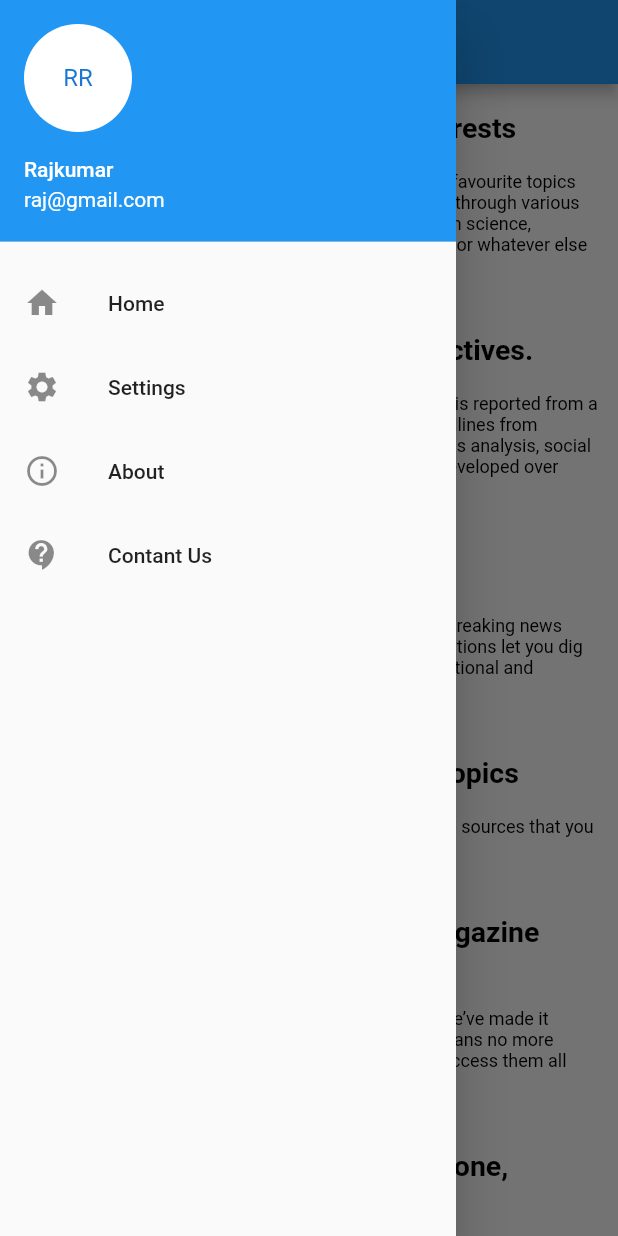
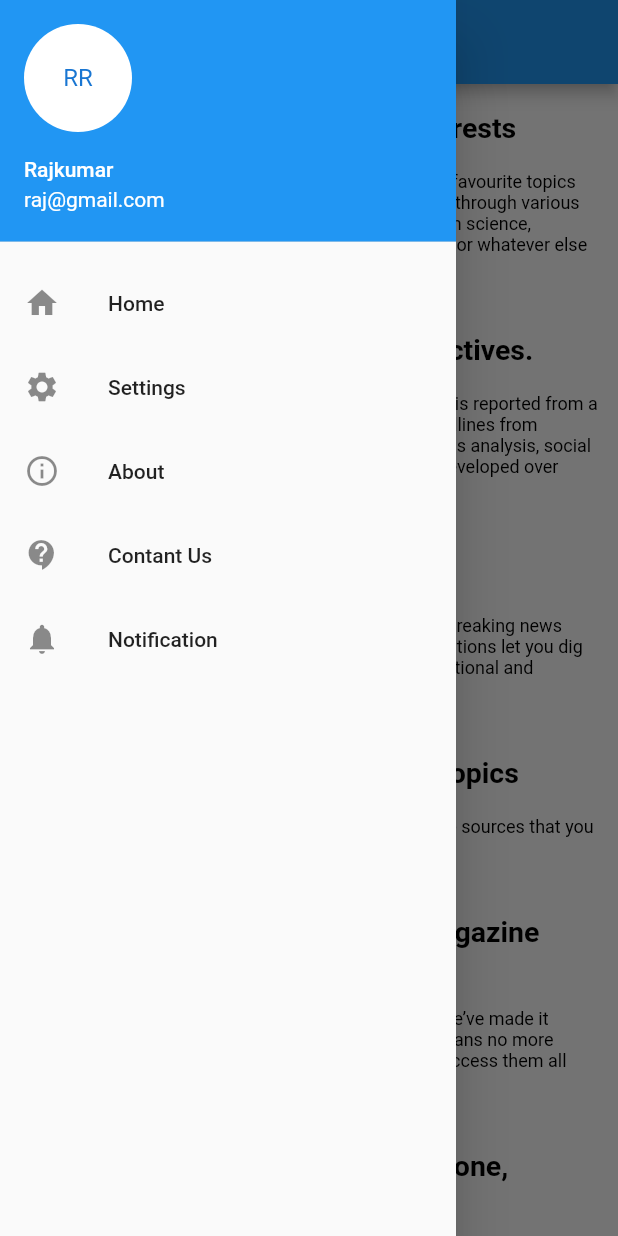
Before and after one commit to Rajkumar22Jul/NewsFeeds, a Flutter app: the AboutPage screen opened directly, with the side drawer open, on a phone screen of 412 x 824 dp. Run offline on Flutter 3.47's test engine with Material 2 defaults, Android fonts, the phone set to English and light mode, and no system bars; our stand-ins replace connectivity, get; missing offline and left inert: contactus; network calls fail.

Commit message:
expect notification

```diff
--- a/lib/Pages/drawer.dart
+++ b/lib/Pages/drawer.dart
@@ -1,5 +1,6 @@
 import 'package:flutter/material.dart';
 import 'package:get/get.dart';
+import 'package:news_feed/Pages/notification.dart';
 import 'package:news_feed/Pages/settings_page.dart';
 import 'about_page.dart';
 import 'contact_page.dart';
@@ -49,6 +50,13 @@ class MainDrawer extends StatelessWidget {
             },
             leading: Icon(Icons.contact_support),
             title: Text("Contant Us"),
+          ),
+          ListTile(
+            onTap: (){
+              Get.off(NotificationPage());
+            },
+            leading: Icon(Icons.notifications),
+            title: Text("Notification"),
           )
         ],
       ),
```
Also changed, not shown: lib/Pages/home_page.dart (+12 -12 lines), lib/Pages/notification.dart (added, +28 -0 lines), 1 other file.
